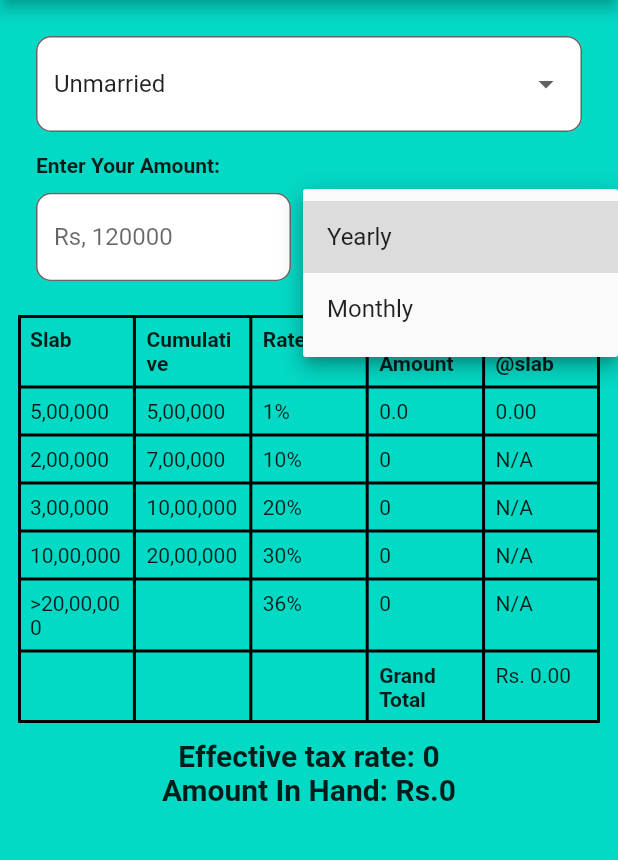
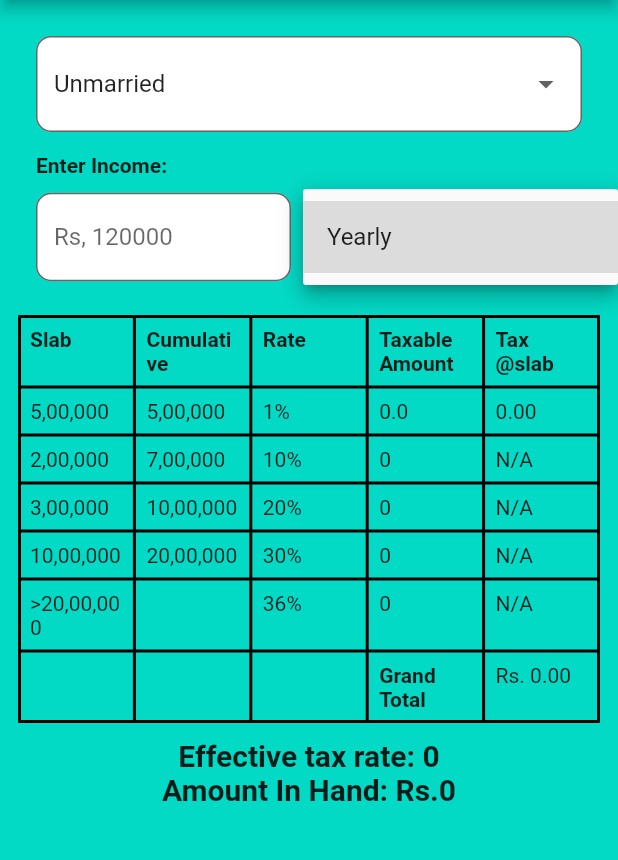
Before and after one commit to SamanKC/IncomeTaxCalculatorNepal, a Flutter app: the screen it shows after launch, after a tap on "Yearly", on a phone screen of 412 x 824 dp, the part 84-944 px from its top. Run offline on Flutter 3.47's test engine with Material 2 defaults, Android fonts, the light colour scheme and no system bars.

Commit message:
Project Done

```diff
--- a/lib/main.dart
+++ b/lib/main.dart
@@ -2,51 +2,11 @@ import 'dart:async';
 
 import 'package:flutter/material.dart';
 import 'package:incometaxcalculatornepal/screens/home_screen.dart';
-import 'package:incometaxcalculatornepal/utils/config.dart';
-//import 'package:incometaxcalculatornepal/screens/test.dart';
 
 void main() {
   runApp(MaterialApp(
     debugShowCheckedModeBanner: false,
     theme: ThemeData(scaffoldBackgroundColor: const Color(0xFF03DAC6)),
-    home: const SplashScreen(),
+    home: const HomePage(),
   ));
 }
-
-class SplashScreen extends StatefulWidget {
-  const SplashScreen({super.key});
-
-  @override
-  State<SplashScreen> createState() => _SplashScreenState();
-}
-
-class _SplashScreenState extends State<SplashScreen> {
-  @override
-  void initState() {
-    super.initState();
-    Timer(const Duration(seconds: 3), () {
-      Navigator.pushReplacement(
-          context,
-          MaterialPageRoute(
-            builder: (context) => const HomePage(),
-          ));
-    });
-  }
-
-  @override
-  Widget build(BuildContext context) {
-    return Scaffold(
-        body: Center(
-      child: Column(
-        mainAxisAlignment: MainAxisAlignment.spaceEvenly,
-        children: [
-          Image.asset(
-            AppDetails.appIcon,
-            scale: 5,
-          ),
-          const CircularProgressIndicator()
-        ],
-      ),
-    ));
-  }
-}
--- a/lib/screens/home_screen.dart
+++ b/lib/screens/home_screen.dart
@@ -16,7 +16,7 @@ class _HomePageState extends State<HomePage> {
   var options = ["Unmarried", "Married"];
 
   String defaultDate = "Yearly";
-  var date = ["Yearly", "Monthly"];
+  var date = ["Yearly"];
 
   // Dialog Start
   _showDialog(context, String title, String body) {
@@ -70,7 +70,7 @@ class _HomePageState extends State<HomePage> {
           IconButton(
               onPressed: () {
                 _showDialog(context, "About App",
-                    "Income Tax Calculator Nepal is an easy-to-use app that helps you calculate your income tax quickly and accurately. Please kindly note that while we have made every effort to ensure accuracy, we cannot be held responsible for any errors. \n\nDeveloped By:\nAjaya Kandel\nBikram Twayana\nManish Ghorashainee\nRajesh Pangeni\nRam Giri\nSaman KC\nSantosh Adhikari\nBijay Kumal\nDikshya Poudel\nSaroj Ojha\nSabin Kumphakha\nBijayraj Poudel");
+                    "Income Tax Calculator Nepal is an easy-to-use app that helps you calculate your income tax quickly and accurately. \nPlease kindly note that while we have made every effort to ensure accuracy, we cannot be held responsible for any errors. \n\nDeveloped By Students of Flutter Batch 2023 by Bishworaj Poudel:\n- Ajaya Kandel\n- Bikram Twayana\n- Manish Ghorashainee\n- Rajesh Pangeni\n- Ram Giri\n- Saman KC\n- Santosh Adhikari\n- Bijay Kumal\n- Dikshya Poudel\n- Saroj Ojha\n- Sabin Kumpakha\n- Bijayraj Poudel");
               },
               icon: const Icon(Icons.info))
         ],
@@ -111,7 +111,7 @@ class _HomePageState extends State<HomePage> {
                   alignment: Alignment.bottomLeft,
                   margin: const EdgeInsets.only(left: 12),
                   child: const Text(
-                    "Enter Your Amount:",
+                    "Enter Income:",
                     style: TextStyle(fontWeight: FontWeight.bold),
                   )),
 
--- a/lib/screens/splash_screen.dart
+++ /dev/null
@@ -1,14 +0,0 @@
-import 'package:flutter/material.dart';
-import 'package:incometaxcalculatornepal/utils/config.dart';
-
-class SplashScreen extends StatelessWidget {
-  const SplashScreen({super.key});
-
-  @override
-  Widget build(BuildContext context) {
-    return MaterialApp(
-      title: AppDetails.appName,
-      home: const Scaffold(),
-    );
-  }
-}
```
Also changed, not shown: lib/screens/dialog_screen.dart (deleted, +0 -30 lines), lib/utils/enums.dart (deleted, +0 -25 lines), firebase.json (added), 4 other files.
